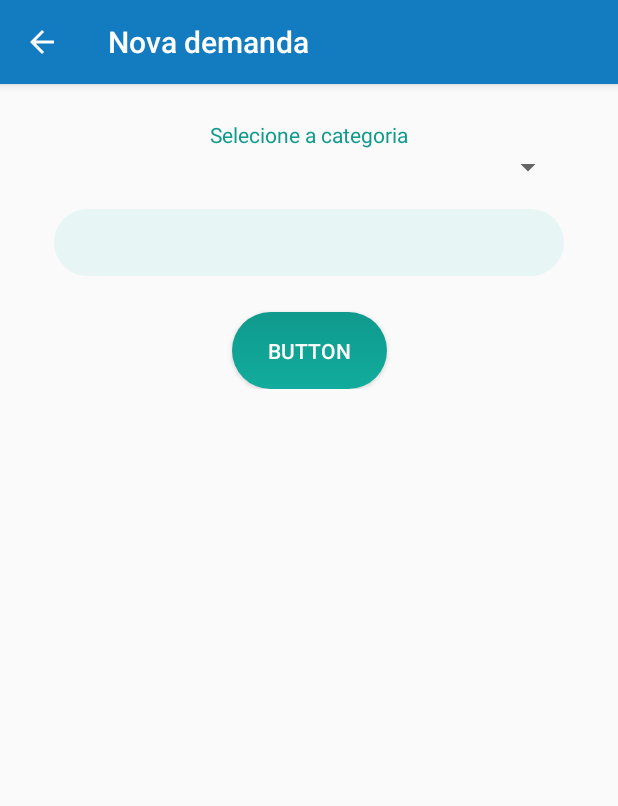
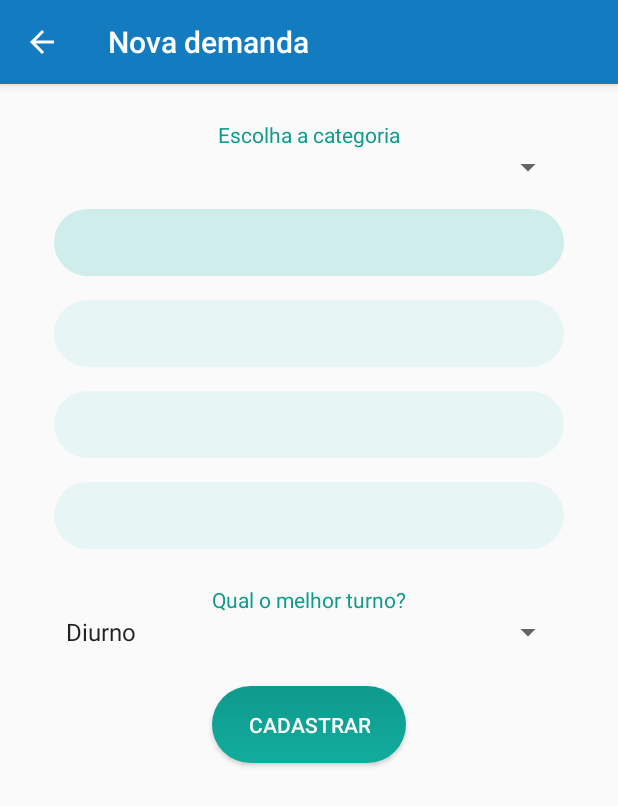
Before and after one commit to dheymia/Ensineme, an Android app: the DemandaActivity screen opened directly, with no data from a screen before it, on a phone screen of 412 x 824 dp. Shown: the top 806 px of the screen. Run offline under Robolectric (Android 15) with nearby library versions, the phone set to English and light mode, and no system bars; our stand-ins replace Firebase (no records; nobody signed in at launch, a user with empty details on screens opened directly).

Commit message:
Criação do layout para cadastramento de demandas.

```diff
--- a/app/src/main/java/senac/ensineme/models/Demanda.java
+++ b/app/src/main/java/senac/ensineme/models/Demanda.java
@@ -210,7 +210,7 @@ public class Demanda {
     }
 
     public void salvaDemandaDB(DatabaseReference.CompletionListener... completionListener) {
-        DatabaseReference firebase = Bibioteca.getFirebase().child("demandas").child(getCodDemanda());
+        DatabaseReference firebase = FirebaseDB.getFirebase().child("demandas").child(getCodDemanda());
         if (completionListener.length == 0) {
             firebase.setValue(this);
         } else {
--- a/app/src/main/java/senac/ensineme/models/Bibioteca.java
+++ b/app/src/main/java/senac/ensineme/models/FirebaseDB.java
@@ -3,10 +3,10 @@ package senac.ensineme.models;
 import com.google.firebase.database.DatabaseReference;
 import com.google.firebase.database.FirebaseDatabase;
 
-public class Bibioteca {
+public class FirebaseDB {
     private static DatabaseReference firebase;
 
-    private Bibioteca(){}
+    private FirebaseDB(){}
 
     public static DatabaseReference getFirebase(){
         if( firebase == null ){
--- a/app/src/main/java/senac/ensineme/models/Usuario.java
+++ b/app/src/main/java/senac/ensineme/models/Usuario.java
@@ -114,7 +114,7 @@ public class Usuario {
     }
 
     public void salvaUsuarioDB(DatabaseReference.CompletionListener... completionListener) {
-        DatabaseReference firebase = Bibioteca.getFirebase().child("usuarios").child(getId());
+        DatabaseReference firebase = FirebaseDB.getFirebase().child("usuarios").child(getId());
         if (completionListener.length == 0) {
             firebase.setValue(this);
         } else {
--- a/app/src/main/res/drawable/botao.xml
+++ b/app/src/main/res/drawable/botao.xml
@@ -1,7 +1,6 @@
 <?xml version="1.0" encoding="utf-8"?>
 <selector xmlns:android="http://schemas.android.com/apk/res/android">
     <item android:state_pressed="true" android:drawable="@drawable/botaoselecionado" />
-    <item android:state_focused="true"
-        android:drawable="@drawable/botaofoco" />
+    <item android:state_focused="true" android:drawable="@drawable/botaofoco" />
     <item android:drawable="@drawable/botaonormal"/>
 </selector>
--- a/app/src/main/res/drawable/botaofoco.xml
+++ b/app/src/main/res/drawable/botaofoco.xml
@@ -1,19 +1,21 @@
 <?xml version="1.0" encoding="utf-8"?>
 <shape xmlns:android="http://schemas.android.com/apk/res/android">
+
     <gradient
         android:angle="270"
-        android:startColor="@color/colorAccent"
-        android:endColor="@color/verdedestaque"/>
+        android:startColor="@color/verdedestaque"
+        android:endColor="@color/colorAccent"/>
 
     <stroke
-        android:width="3dp"
+        android:width="0dp"
         android:color="#00679e " />
 
-    <corners android:radius="10dp" />
+    <corners android:radius="100dp" />
 
     <padding
         android:bottom="16dp"
         android:left="24dp"
         android:right="24dp"
         android:top="16dp" />
+
 </shape>
--- a/app/src/main/res/drawable/inserirtexto.xml
+++ b/app/src/main/res/drawable/inserirtexto.xml
@@ -1,17 +1,6 @@
 <?xml version="1.0" encoding="utf-8"?>
-<shape xmlns:android="http://schemas.android.com/apk/res/android">
-    <gradient
-        android:angle="270"
-        android:startColor="@color/fundoverde"
-        android:endColor="@color/fundoverde"/>
-
-
-    <corners android:radius="100dp" />
-
-    <padding
-        android:bottom="10dp"
-        android:left="10dp"
-        android:right="10dp"
-        android:top="10dp" />
-
-</shape>
+<selector xmlns:android="http://schemas.android.com/apk/res/android">
+    <item android:state_pressed="true" android:drawable="@drawable/inserirtextofoco" />
+    <item android:state_focused="true" android:drawable="@drawable/inserirtextofoco" />
+    <item android:drawable="@drawable/inserirtextonormal"/>
+</selector>
--- /dev/null
+++ b/app/src/main/res/drawable/inserirtextofoco.xml
@@ -0,0 +1,17 @@
+<?xml version="1.0" encoding="utf-8"?>
+<shape xmlns:android="http://schemas.android.com/apk/res/android">
+    <gradient
+        android:angle="270"
+        android:startColor="@color/verdefoco"
+        android:endColor="@color/verdefoco"/>
+
+
+    <corners android:radius="80dp" />
+
+    <padding
+        android:bottom="10dp"
+        android:left="10dp"
+        android:right="10dp"
+        android:top="10dp" />
+
+</shape>
--- /dev/null
+++ b/app/src/main/res/drawable/inserirtextonormal.xml
@@ -0,0 +1,17 @@
+<?xml version="1.0" encoding="utf-8"?>
+<shape xmlns:android="http://schemas.android.com/apk/res/android">
+<gradient
+    android:angle="270"
+    android:startColor="@color/fundoverde"
+    android:endColor="@color/fundoverde"/>
+
+
+<corners android:radius="80dp" />
+
+<padding
+    android:bottom="10dp"
+    android:left="10dp"
+    android:right="10dp"
+    android:top="10dp" />
+
+</shape>
--- a/app/src/main/res/layout/activity_main.xml
+++ b/app/src/main/res/layout/activity_main.xml
@@ -15,13 +15,13 @@
         android:layout_marginTop="32dp"
         android:layout_marginEnd="24dp"
         android:gravity="right"
-        android:text="@string/prompt_nome"
+        android:text="@string/nome"
         android:textColor="@color/colorPrimaryDark"
         android:textStyle="italic"
         app:layout_constraintEnd_toEndOf="parent"
         app:layout_constraintStart_toStartOf="parent"
         app:layout_constraintTop_toTopOf="parent"
-        tools:text="@string/prompt_nome" />
+        tools:text="@string/nome" />
 
     <TextView
         android:id="@+id/message"
--- a/app/src/main/res/layout/content_demanda.xml
+++ b/app/src/main/res/layout/content_demanda.xml
@@ -13,7 +13,9 @@
         android:layout_width="match_parent"
         android:layout_height="match_parent">
 
-        <androidx.constraintlayout.widget.ConstraintLayout style="@style/layoutTelasInserir">
+        <androidx.constraintlayout.widget.ConstraintLayout
+            style="@style/layoutTelasInserir"
+            android:layout_height="match_parent">
 
             <ProgressBar
                 android:id="@+id/progressBar"
@@ -30,36 +32,84 @@
                 app:layout_constraintTop_toTopOf="parent" />
 
             <TextView
-                android:id="@+id/textView2"
+                android:id="@+id/txtEscolherCategoria"
                 style="@style/titulo"
-                android:text="Selecione a categoria"
+                android:text="@string/categoria"
                 app:layout_constraintEnd_toEndOf="parent"
                 app:layout_constraintStart_toStartOf="parent"
                 app:layout_constraintTop_toTopOf="parent" />
 
             <Spinner
-                android:id="@+id/spinner2"
+                android:id="@+id/spCategorias"
                 android:layout_width="match_parent"
                 android:layout_height="wrap_content"
+                android:spinnerMode="dropdown"
                 app:layout_constraintEnd_toEndOf="parent"
                 app:layout_constraintStart_toStartOf="parent"
-                app:layout_constraintTop_toBottomOf="@id/textView2" />
+                app:layout_constraintTop_toBottomOf="@id/txtEscolherCategoria" />
 
             <EditText
-                android:id="@+id/editText"
+                android:id="@+id/txtDemanda"
                 style="@style/inserirtexto"
                 android:inputType="textMultiLine"
-            app:layout_constraintEnd_toEndOf="parent"
-            app:layout_constraintStart_toStartOf="parent"
-            app:layout_constraintTop_toBottomOf="@id/spinner2" />
+                app:layout_constraintEnd_toEndOf="parent"
+                app:layout_constraintStart_toStartOf="parent"
+                app:layout_constraintTop_toBottomOf="@id/spCategorias" />
+
+            <EditText
+                android:id="@+id/txtCargaHorária"
+                style="@style/inserirtexto"
+
+                android:inputType="number"
+                app:layout_constraintEnd_toEndOf="parent"
+                app:layout_constraintStart_toStartOf="parent"
+                app:layout_constraintTop_toBottomOf="@id/txtDemanda" />
+
+            <EditText
+                android:id="@+id/txtLocal"
+                style="@style/inserirtexto"
+
+                android:inputType="textPostalAddress"
+                app:layout_constraintEnd_toEndOf="parent"
+                app:layout_constraintStart_toStartOf="parent"
+                app:layout_constraintTop_toBottomOf="@id/txtCargaHorária" />
+
+            <EditText
+                android:id="@+id/txtData"
+                style="@style/inserirtexto"
+
+                android:inputType="date"
+                app:layout_constraintEnd_toEndOf="parent"
+                app:layout_constraintStart_toStartOf="parent"
+                app:layout_constraintTop_toBottomOf="@id/txtLocal" />
+
+            <TextView
+                android:id="@+id/txtSelecionaTurno"
+                style="@style/titulo"
+
+                android:text="@string/turno"
+                app:layout_constraintEnd_toEndOf="parent"
+                app:layout_constraintStart_toStartOf="parent"
+                app:layout_constraintTop_toBottomOf="@id/txtData" />
+
+            <Spinner
+                android:id="@+id/spTurno"
+                android:layout_width="match_parent"
+                android:layout_height="wrap_content"
+                android:entries="@array/turnoDemanda"
+                android:spinnerMode="dialog"
+                app:layout_constraintEnd_toEndOf="parent"
+                app:layout_constraintStart_toStartOf="parent"
+                app:layout_constraintTop_toBottomOf="@id/txtSelecionaTurno" />
 
             <Button
                 android:id="@+id/btnCadastrarDemanda"
                 style="@style/botao"
-                 android:text="Button"
+                                android:text="@string/acaoCadastrar"
+                app:layout_constraintBottom_toBottomOf="parent"
                 app:layout_constraintEnd_toEndOf="parent"
                 app:layout_constraintStart_toStartOf="parent"
-                app:layout_constraintTop_toBottomOf="@id/editText" />
+                app:layout_constraintTop_toBottomOf="@id/spTurno" />
 
         </androidx.constraintlayout.widget.ConstraintLayout>
     </ScrollView>
--- /dev/null
+++ b/app/src/main/res/layout/content_oferta.xml
@@ -0,0 +1,6 @@
+<?xml version="1.0" encoding="utf-8"?>
+<LinearLayout xmlns:android="http://schemas.android.com/apk/res/android"
+    android:orientation="vertical" android:layout_width="match_parent"
+    android:layout_height="match_parent">
+
+</LinearLayout>
--- a/app/src/main/res/values/arrays.xml
+++ b/app/src/main/res/values/arrays.xml
@@ -9,4 +9,12 @@
         <item>reply</item>
         <item>reply_all</item>
     </string-array>
+
+    <string-array name="turnoDemanda">
+        <item>Diurno</item>
+        <item>Matutino</item>
+        <item>Vespertino</item>
+        <item>Noturno</item>
+    </string-array>
+
 </resources>
--- a/app/src/main/res/values/colors.xml
+++ b/app/src/main/res/values/colors.xml
@@ -4,5 +4,6 @@
     <color name="colorPrimaryDark">#116EAC</color>
     <color name="colorAccent">#11AC9D</color>
     <color name="fundoverde">#E7F6F5</color>
+    <color name="verdefoco">#cfeeeb</color>
     <color name="verdedestaque">#0f9a8d</color>
 </resources>
```
Also changed, not shown: app/src/main/AndroidManifest.xml (+10 -0 lines), app/src/main/java/senac/ensineme/MainActivity.java (+17 -8 lines), app/src/main/res/layout/activity_login.xml (+6 -3 lines), app/src/main/res/layout/content_usuario.xml (+5 -4 lines), app/src/main/res/menu/menu_main.xml (+4 -4 lines), app/src/main/res/values/strings.xml (+48 -24 lines), app/src/main/res/values/styles.xml (+9 -5 lines).
